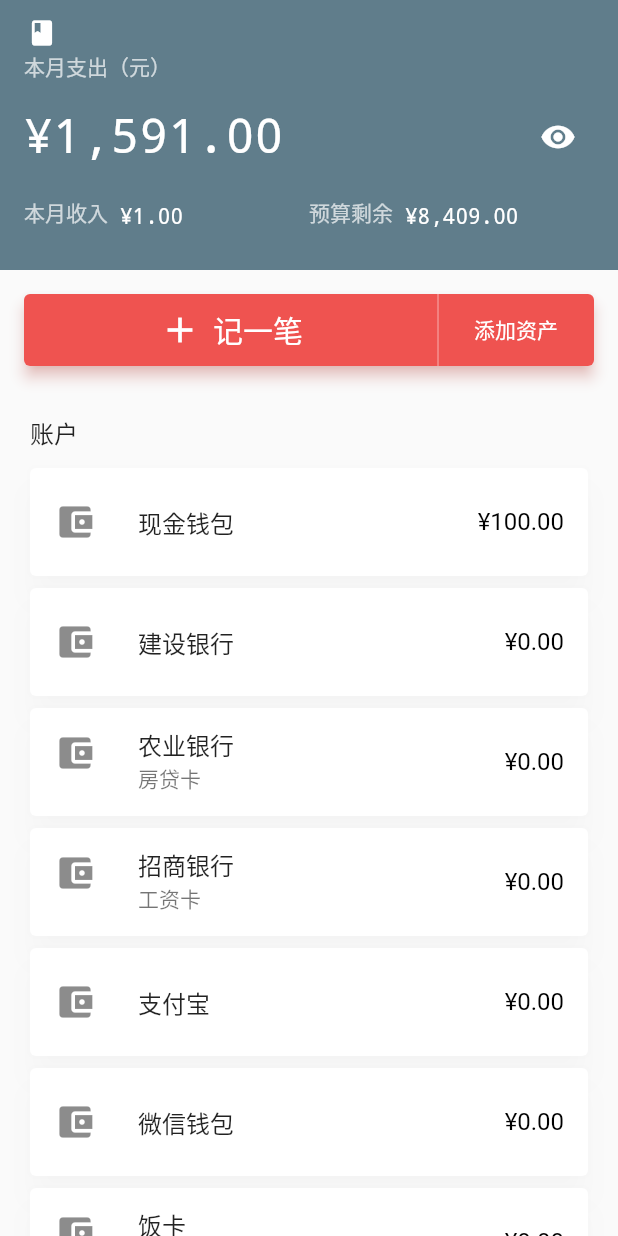
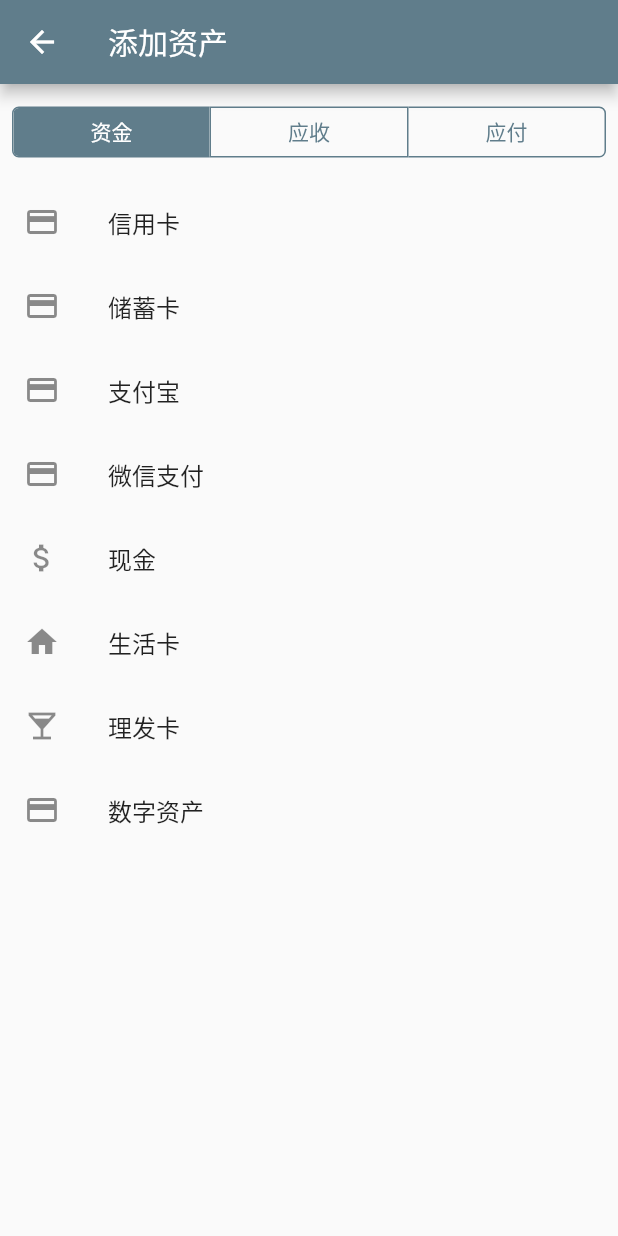
Before and after one commit to handnotes/handnote, a Flutter app: the screen it shows after launch, after a tap on "添加资产", on a phone screen of 412 x 824 dp. Run offline on Flutter 3.47's test engine with Material 2 defaults, Android fonts, the phone set to English and light mode, and no system bars; our stand-ins replace flutter_hooks, sqflite; accounts and stored records are empty.

Commit message:
feat: add "add wallet asset" page

```diff
--- /dev/null
+++ b/lib/wallet/screen/asset/wallet_asset_add_screen.dart
@@ -0,0 +1,75 @@
+import 'package:flutter/material.dart';
+import 'package:flutter_hooks/flutter_hooks.dart';
+import 'package:handnote/wallet/enum/wallet_asset_category.dart';
+import 'package:handnote/wallet/enum/wallet_asset_type.dart';
+import 'package:handnote/wallet/model/wallet_asset.dart';
+import 'package:handnote/wallet/screen/asset/wallet_asset_edit_screen.dart';
+import 'package:handnote/widgets/radio_buttons.dart';
+
+const walletAssetCategory = ['资金', '应收', '应付'];
+final walletAssetTypeList = <WalletAsset>[
+  WalletAsset(category: WalletAssetCategory.fund, type: WalletAssetType.creditCard, name: '信用卡'),
+  WalletAsset(category: WalletAssetCategory.fund, type: WalletAssetType.debitCard, name: '储蓄卡'),
+  WalletAsset(category: WalletAssetCategory.fund, type: WalletAssetType.alipay, name: '支付宝'),
+  WalletAsset(category: WalletAssetCategory.fund, type: WalletAssetType.wechat, name: '微信支付'),
+  WalletAsset(category: WalletAssetCategory.fund, type: WalletAssetType.cash, name: '现金'),
+  WalletAsset(category: WalletAssetCategory.fund, type: WalletAssetType.livingCard, name: '生活卡'),
+  WalletAsset(category: WalletAssetCategory.fund, type: WalletAssetType.haircutCard, name: '理发卡'),
+  WalletAsset(category: WalletAssetCategory.fund, type: WalletAssetType.digitalAssets, name: '数字资产'),
+  // receivable
+  WalletAsset(category: WalletAssetCategory.receivable, type: WalletAssetType.borrowOut, name: '借出'),
+  WalletAsset(category: WalletAssetCategory.receivable, type: WalletAssetType.reimburse, name: '报销'),
+  WalletAsset(category: WalletAssetCategory.receivable, type: WalletAssetType.otherReceivable, name: '其他应收'),
+  // payable
+  WalletAsset(category: WalletAssetCategory.payable, type: WalletAssetType.borrowIn, name: '借入'),
+  WalletAsset(category: WalletAssetCategory.payable, type: WalletAssetType.loan, name: '贷款'),
+  WalletAsset(category: WalletAssetCategory.payable, type: WalletAssetType.otherPayable, name: '其他应付'),
+];
+
+class WalletAssetAddScreen extends HookWidget {
+  const WalletAssetAddScreen({Key? key}) : super(key: key);
+
+  @override
+  Widget build(BuildContext context) {
+    final category = useState(0);
+
+    return Scaffold(
+      appBar: AppBar(
+        title: const Text('添加资产'),
+      ),
+      body: Column(
+        children: [
+          RadioButtons(
+            textList: walletAssetCategory,
+            selected: category.value,
+            onSelected: (index) => category.value = index,
+          ),
+          Flexible(
+            child: ListView(
+              children: buildAssetList(context, WalletAssetCategory.values[category.value]),
+            ),
+          ),
+        ],
+      ),
+    );
+  }
+
+  List<Widget> buildAssetList(BuildContext context, WalletAssetCategory category) {
+    return walletAssetTypeList.where((asset) => asset.category == category).map((asset) {
+      return ListTile(
+        title: Text(asset.name),
+        leading: walletAssetTypeIcon(asset.type),
+        onTap: () {
+          Navigator.of(context).push(
+            MaterialPageRoute(
+              builder: (context) => WalletAssetEditScreen(
+                category: category,
+                type: asset.type,
+              ),
+            ),
+          );
+        },
+      );
+    }).toList();
+  }
+}
--- a/lib/wallet/screen/wallet_home_screen.dart
+++ b/lib/wallet/screen/wallet_home_screen.dart
@@ -5,6 +5,7 @@ import 'package:flutter_hooks/flutter_hooks.dart';
 import 'package:handnote/wallet/enum/wallet_asset_category.dart';
 import 'package:handnote/wallet/enum/wallet_asset_type.dart';
 import 'package:handnote/wallet/model/wallet_asset.dart';
+import 'package:handnote/wallet/screen/asset/wallet_asset_add_screen.dart';
 import 'package:handnote/wallet/widget/wallet_asset_list.dart';
 import 'package:handnote/widgets/currency_text.dart';
 
@@ -64,7 +65,7 @@ class WalletHomeScreen extends HookWidget {
           _appBar(titleOpacity, maskAmount),
           SliverList(
             delegate: SliverChildListDelegate([
-              _addABillWidget(),
+              _addABillWidget(context),
               WalletAssetList(walletAssets, maskAmount: maskAmount.value),
             ]),
           )
@@ -187,7 +188,7 @@ class WalletHomeScreen extends HookWidget {
           );
   }
 
-  Widget _addABillWidget() {
+  Widget _addABillWidget(BuildContext context) {
     return Padding(
       padding: const EdgeInsets.all(16),
       child: Material(
@@ -224,7 +225,7 @@ class WalletHomeScreen extends HookWidget {
                   padding: const EdgeInsets.symmetric(horizontal: 24),
                 ),
                 onPressed: () {
-                  // TODO: add asset page
+                  Navigator.push(context, MaterialPageRoute(builder: (context) => const WalletAssetAddScreen()));
                 },
               ),
             ],
--- /dev/null
+++ b/lib/widgets/radio_buttons.dart
@@ -0,0 +1,47 @@
+import 'package:flutter/material.dart';
+import 'package:flutter_hooks/flutter_hooks.dart';
+
+class RadioButtons extends HookWidget {
+  const RadioButtons({
+    Key? key,
+    required this.textList,
+    this.selected = 0,
+    this.onSelected,
+  }) : super(key: key);
+
+  final List<String> textList;
+  final int selected;
+  final ValueChanged<int>? onSelected;
+
+  List<bool> getMenuStatus(int selected) => List.generate(textList.length, (index) => selected == index);
+
+  @override
+  Widget build(BuildContext context) {
+    final isSelected = getMenuStatus(selected);
+
+    return Padding(
+      padding: const EdgeInsets.all(8.0),
+      child: LayoutBuilder(builder: (context, constraints) {
+        return ToggleButtons(
+          children: textList.map((text) => Text(text)).toList(),
+          constraints: BoxConstraints.expand(
+            width: (constraints.maxWidth - textList.length - 1) / textList.length,
+            height: 32,
+          ),
+          isSelected: isSelected,
+          borderRadius: BorderRadius.circular(4),
+          borderColor: Colors.blueGrey,
+          selectedBorderColor: Colors.blueGrey,
+          fillColor: Colors.blueGrey,
+          selectedColor: Colors.white,
+          color: Colors.blueGrey,
+          onPressed: (index) {
+            if (onSelected != null) {
+              onSelected!(index);
+            }
+          },
+        );
+      }),
+    );
+  }
+}
```
Also changed, not shown: lib/wallet/enum/wallet_asset_type.dart (+29 -4 lines), lib/wallet/screen/asset/wallet_asset_edit_screen.dart (added, +44 -0 lines), 1 other file.
